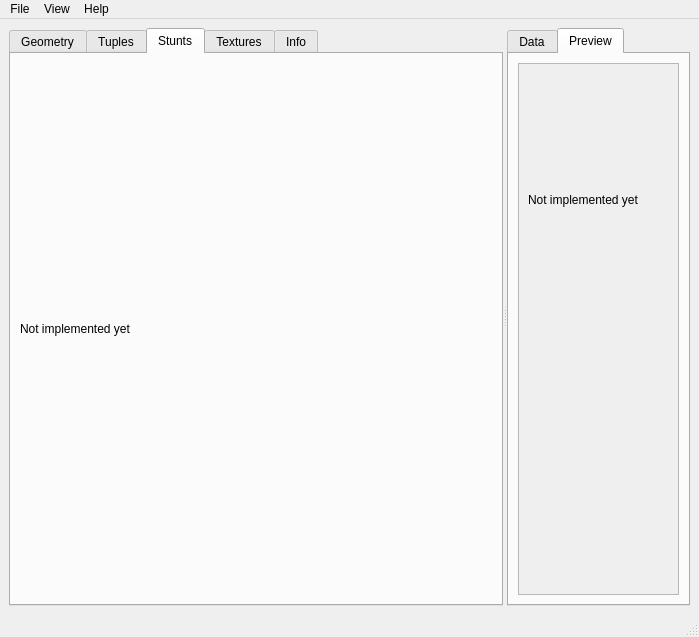
First picture: the form in TrackEditor/MainWindow.ui, repository Zizin13/Roller, before the edit.
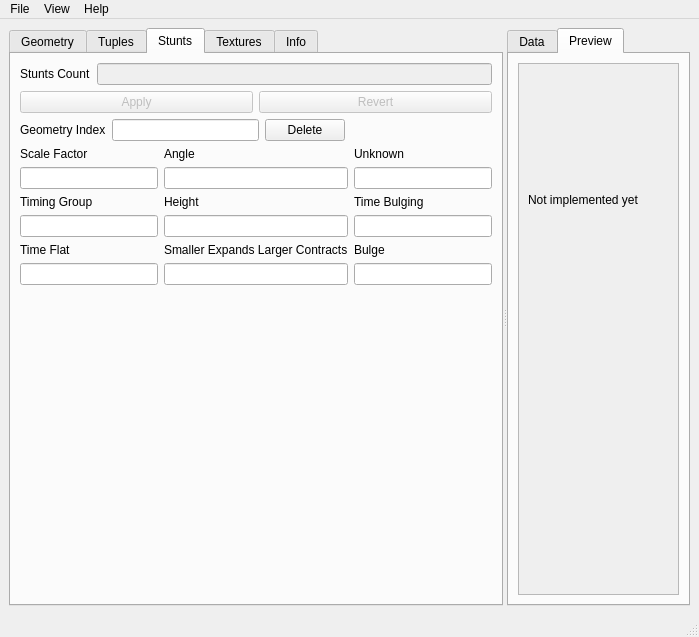
Second picture: the form after the edit. The open tabs and pages were chosen to show the change. Icons and pictures are not drawn.

```diff
--- a/TrackEditor/MainWindow.ui
+++ b/TrackEditor/MainWindow.ui
@@ -1061,13 +1061,217 @@
         <attribute name="title">
          <string>Stunts</string>
         </attribute>
-        <layout class="QHBoxLayout" name="horizontalLayout">
+        <layout class="QVBoxLayout" name="verticalLayout_10">
          <item>
-          <widget class="QLabel" name="label_5">
-           <property name="text">
-            <string>Not implemented yet</string>
+          <layout class="QHBoxLayout" name="horizontalLayout">
+           <item>
+            <widget class="QLabel" name="lblStuntsCount">
+             <property name="text">
+              <string>Stunts Count</string>
+             </property>
+            </widget>
+           </item>
+           <item>
+            <widget class="QLineEdit" name="leStuntsCount">
+             <property name="enabled">
+              <bool>false</bool>
+             </property>
+             <property name="readOnly">
+              <bool>true</bool>
+             </property>
+            </widget>
+           </item>
+          </layout>
+         </item>
+         <item>
+          <layout class="QHBoxLayout" name="horizontalLayout_9">
+           <item>
+            <widget class="QPushButton" name="pbApplyStunt">
+             <property name="enabled">
+              <bool>false</bool>
+             </property>
+             <property name="text">
+              <string>Apply</string>
+             </property>
+            </widget>
+           </item>
+           <item>
+            <widget class="QPushButton" name="pbRevertStunt">
+             <property name="enabled">
+              <bool>false</bool>
+             </property>
+             <property name="text">
+              <string>Revert</string>
+             </property>
+            </widget>
+           </item>
+          </layout>
+         </item>
+         <item>
+          <layout class="QHBoxLayout" name="horizontalLayout_10">
+           <item>
+            <widget class="QLabel" name="lblStuntIndex">
+             <property name="text">
+              <string>Geometry Index</string>
+             </property>
+            </widget>
+           </item>
+           <item>
+            <widget class="QLineEdit" name="leStuntIndex">
+             <property name="text">
+              <string/>
+             </property>
+            </widget>
+           </item>
+           <item>
+            <widget class="QPushButton" name="pbDeleteStunt">
+             <property name="text">
+              <string>Delete</string>
+             </property>
+            </widget>
+           </item>
+           <item>
+            <spacer name="horizontalSpacer">
+             <property name="orientation">
+              <enum>Qt::Horizontal</enum>
+             </property>
+             <property name="sizeHint" stdset="0">
+              <size>
+               <width>40</width>
+               <height>20</height>
+              </size>
+             </property>
+            </spacer>
+           </item>
+          </layout>
+         </item>
+         <item>
+          <layout class="QGridLayout" name="gridLayout_6">
+           <item row="0" column="1">
+            <widget class="QLabel" name="lblStuntAngle">
+             <property name="toolTip">
+              <string>Lower is flatter, higher becomes trapezoid with longer top</string>
+             </property>
+             <property name="text">
+              <string>Angle</string>
+             </property>
+            </widget>
+           </item>
+           <item row="0" column="2">
+            <widget class="QLabel" name="lblStuntUnk">
+             <property name="text">
+              <string>Unknown</string>
+             </property>
+            </widget>
+           </item>
+           <item row="1" column="1">
+            <widget class="QLineEdit" name="leStuntAngle">
+             <property name="toolTip">
+              <string>Lower is flatter, higher becomes trapezoid with longer top</string>
+             </property>
+            </widget>
+           </item>
+           <item row="1" column="2">
+            <widget class="QLineEdit" name="leStuntUnk"/>
+           </item>
+           <item row="0" column="0">
+            <widget class="QLabel" name="lblStuntScaleFact">
+             <property name="toolTip">
+              <string>Increases the length and height of the &quot;ramp&quot;. 1 is a bump, 4 starts breaking textures, 6 is huge vertical wall</string>
+             </property>
+             <property name="text">
+              <string>Scale Factor</string>
+             </property>
+            </widget>
+           </item>
+           <item row="3" column="0">
+            <widget class="QLineEdit" name="leStuntTimingGroup">
+             <property name="toolTip">
+              <string>With otherwise identical config, two bumps with same number move together, with 1 and 2 move oppositely</string>
+             </property>
+            </widget>
+           </item>
+           <item row="1" column="0">
+            <widget class="QLineEdit" name="leStuntScaleFact">
+             <property name="toolTip">
+              <string>Increases the length and height of the &quot;ramp&quot;. 1 is a bump, 4 starts breaking textures, 6 is huge vertical wall</string>
+             </property>
+            </widget>
+           </item>
+           <item row="3" column="1">
+            <widget class="QLineEdit" name="leStuntHeight"/>
+           </item>
+           <item row="3" column="2">
+            <widget class="QLineEdit" name="leStuntTimeBulging"/>
+           </item>
+           <item row="4" column="0">
+            <widget class="QLabel" name="lblStuntTimeFlat">
+             <property name="text">
+              <string>Time Flat</string>
+             </property>
+            </widget>
+           </item>
+           <item row="5" column="0">
+            <widget class="QLineEdit" name="leStuntTimeFlat"/>
+           </item>
+           <item row="4" column="1">
+            <widget class="QLabel" name="lblStuntExpandContract">
+             <property name="text">
+              <string>Smaller Expands Larger Contracts</string>
+             </property>
+            </widget>
+           </item>
+           <item row="5" column="1">
+            <widget class="QLineEdit" name="leStuntExpandContract"/>
+           </item>
+           <item row="2" column="2">
+            <widget class="QLabel" name="lblStuntTimeBulging">
+             <property name="text">
+              <string>Time Bulging</string>
+             </property>
+            </widget>
+           </item>
+           <item row="2" column="1">
+            <widget class="QLabel" name="lblStuntHeight">
+             <property name="text">
+              <string>Height</string>
+             </property>
+            </widget>
+           </item>
+           <item row="2" column="0">
+            <widget class="QLabel" name="lblStuntTimingGroup">
+             <property name="toolTip">
+              <string>With otherwise identical config, two bumps with same number move together, with 1 and 2 move oppositely</string>
+             </property>
+             <property name="text">
+              <string>Timing Group</string>
+             </property>
+            </widget>
+           </item>
+           <item row="4" column="2">
+            <widget class="QLabel" name="lblStuntBulge">
+             <property name="text">
+              <string>Bulge</string>
+             </property>
+            </widget>
+           </item>
+           <item row="5" column="2">
+            <widget class="QLineEdit" name="leStuntBulge"/>
+           </item>
+          </layout>
+         </item>
+         <item>
+          <spacer name="verticalSpacer_2">
+           <property name="orientation">
+            <enum>Qt::Vertical</enum>
            </property>
-          </widget>
+           <property name="sizeHint" stdset="0">
+            <size>
+             <width>20</width>
+             <height>303</height>
+            </size>
+           </property>
+          </spacer>
          </item>
         </layout>
        </widget>
```
Left out of the diff: 105 changed lines with no effect on the pictures.
